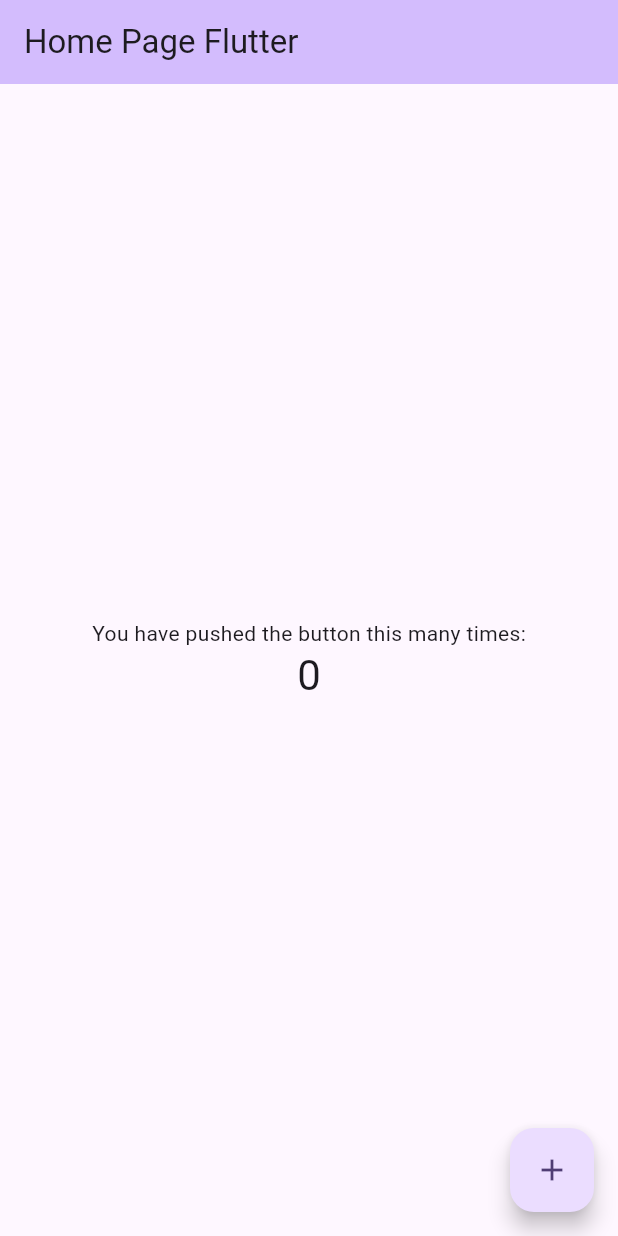
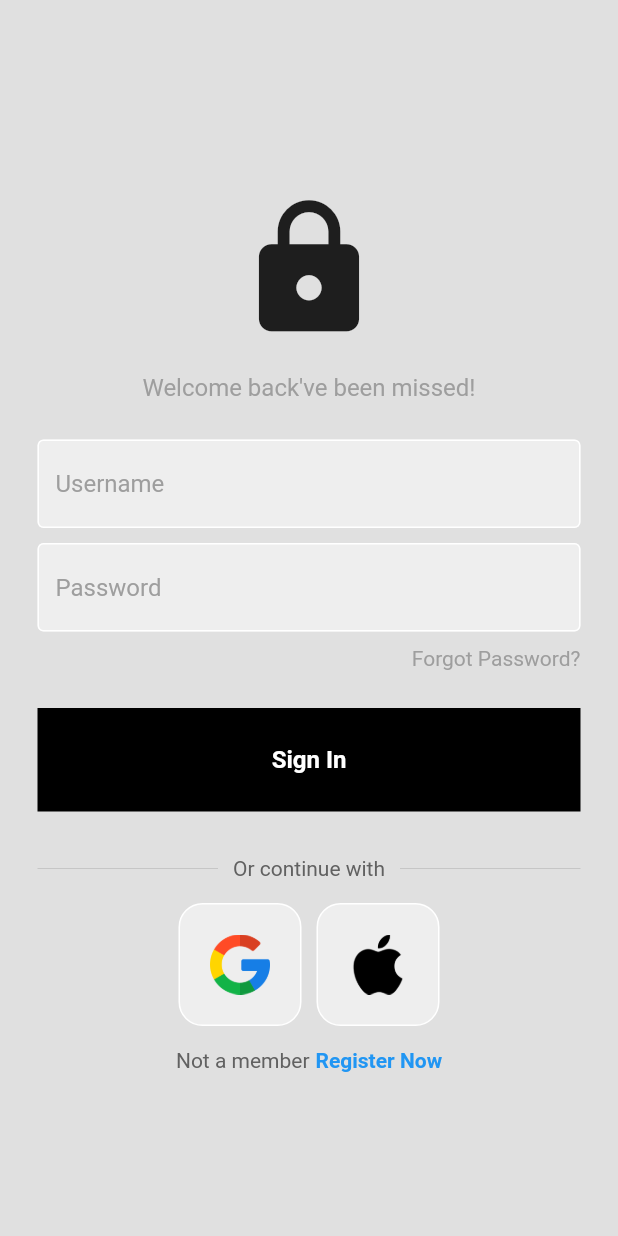
Before and after one commit to OmeshSachethana/UEE_Project, a Flutter app: the screen it shows after launch, on a phone screen of 412 x 824 dp. Run offline on Flutter 3.47's test engine with Material 2 defaults, Android fonts, the phone set to English and light mode, and no system bars; our stand-ins replace firebase_core; accounts and stored records are empty.

Commit message:
created sign in UI

```diff
--- /dev/null
+++ b/lib/components/my_button.dart
@@ -0,0 +1,32 @@
+import 'package:flutter/material.dart';
+
+class MyButton extends StatelessWidget {
+  final Function()? onTap;
+
+  const MyButton({
+    super.key,
+    required this.onTap,
+  });
+
+  @override
+  Widget build(BuildContext context) {
+    return GestureDetector(
+      onTap: onTap, //button click
+      child: Container(
+        padding: const EdgeInsets.all(25),
+        margin: const EdgeInsets.symmetric(horizontal: 25),
+        decoration: const BoxDecoration(color: Colors.black),
+        child: const Center(
+          child: Text(
+            "Sign In",
+            style: TextStyle(
+              color: Colors.white,
+              fontWeight: FontWeight.bold,
+              fontSize: 16,
+            ),
+          ),
+        ),
+      ),
+    );
+  }
+}
--- /dev/null
+++ b/lib/components/my_textfield.dart
@@ -0,0 +1,36 @@
+import 'package:flutter/material.dart';
+
+class MyTextField extends StatelessWidget {
+  final controller;
+  final String hintText;
+  final bool obscureText;
+
+  const MyTextField({
+    super.key,
+    required this.controller,
+    required this.hintText,
+    required this.obscureText,
+  });
+
+  @override
+  Widget build(BuildContext context) {
+    return Padding(
+      padding: const EdgeInsets.symmetric(horizontal: 25.0),
+      child: TextField(
+        controller: controller,
+        obscureText: obscureText,
+        decoration: InputDecoration(
+            enabledBorder: const OutlineInputBorder(
+              borderSide: BorderSide(color: Colors.white),
+            ),
+            focusedBorder: OutlineInputBorder(
+              borderSide: BorderSide(color: Colors.grey.shade400),
+            ),
+            fillColor: Colors.grey.shade200,
+            filled: true,
+            hintText: hintText,
+            hintStyle: TextStyle(color: Colors.grey[500])),
+      ),
+    );
+  }
+}
--- /dev/null
+++ b/lib/components/square_tile.dart
@@ -0,0 +1,25 @@
+import 'package:flutter/material.dart';
+
+class SquareTile extends StatelessWidget {
+  final String imagePath;
+
+  const SquareTile({
+    super.key,
+    required this.imagePath,
+  });
+
+  @override
+  Widget build(BuildContext context) {
+    return Container(
+      padding: const EdgeInsets.all(20),
+      decoration: BoxDecoration(
+          border: Border.all(color: Colors.white),
+          borderRadius: BorderRadius.circular(16),
+          color: Colors.grey[200]),
+      child: Image.asset(
+        imagePath,
+        height: 40,
+      ),
+    );
+  }
+}
--- a/lib/main.dart
+++ b/lib/main.dart
@@ -1,125 +1,24 @@
 import 'package:flutter/material.dart';
+import 'pages/login_page.dart';
+import 'package:firebase_core/firebase_core.dart';
+import 'firebase_options.dart';
 
-void main() {
+void main() async {
+  WidgetsFlutterBinding.ensureInitialized();
+  await Firebase.initializeApp(
+    options: DefaultFirebaseOptions.currentPlatform,
+  );
   runApp(const MyApp());
 }
 
 class MyApp extends StatelessWidget {
   const MyApp({super.key});
 
-  // This widget is the root of your application.
   @override
   Widget build(BuildContext context) {
     return MaterialApp(
-      title: 'Flutter Demo',
-      theme: ThemeData(
-        // This is the theme of your application.
-        //
-        // TRY THIS: Try running your application with "flutter run". You'll see
-        // the application has a blue toolbar. Then, without quitting the app,
-        // try changing the seedColor in the colorScheme below to Colors.green
-        // and then invoke "hot reload" (save your changes or press the "hot
-        // reload" button in a Flutter-supported IDE, or press "r" if you used
-        // the command line to start the app).
-        //
-        // Notice that the counter didn't reset back to zero; the application
-        // state is not lost during the reload. To reset the state, use hot
-        // restart instead.
-        //
-        // This works for code too, not just values: Most code changes can be
-        // tested with just a hot reload.
-        colorScheme: ColorScheme.fromSeed(seedColor: Colors.deepPurple),
-        useMaterial3: true,
-      ),
-      home: const MyHomePage(title: 'Home Page Flutter'),
+      debugShowCheckedModeBanner: false,
+      home: LoginPage(),
     );
   }
 }
-
-class MyHomePage extends StatefulWidget {
-  const MyHomePage({super.key, required this.title});
-
-  // This widget is the home page of your application. It is stateful, meaning
-  // that it has a State object (defined below) that contains fields that affect
-  // how it looks.
-
-  // This class is the configuration for the state. It holds the values (in this
-  // case the title) provided by the parent (in this case the App widget) and
-  // used by the build method of the State. Fields in a Widget subclass are
-  // always marked "final".
-
-  final String title;
-
-  @override
-  State<MyHomePage> createState() => _MyHomePageState();
-}
-
-class _MyHomePageState extends State<MyHomePage> {
-  int _counter = 0;
-
-  void _incrementCounter() {
-    setState(() {
-      // This call to setState tells the Flutter framework that something has
-      // changed in this State, which causes it to rerun the build method below
-      // so that the display can reflect the updated values. If we changed
-      // _counter without calling setState(), then the build method would not be
-      // called again, and so nothing would appear to happen.
-      _counter++;
-    });
-  }
-
-  @override
-  Widget build(BuildContext context) {
-    // This method is rerun every time setState is called, for instance as done
-    // by the _incrementCounter method above.
-    //
-    // The Flutter framework has been optimized to make rerunning build methods
-    // fast, so that you can just rebuild anything that needs updating rather
-    // than having to individually change instances of widgets.
-    return Scaffold(
-      appBar: AppBar(
-        // TRY THIS: Try changing the color here to a specific color (to
-        // Colors.amber, perhaps?) and trigger a hot reload to see the AppBar
-        // change color while the other colors stay the same.
-        backgroundColor: Theme.of(context).colorScheme.inversePrimary,
-        // Here we take the value from the MyHomePage object that was created by
-        // the App.build method, and use it to set our appbar title.
-        title: Text(widget.title),
-      ),
-      body: Center(
-        // Center is a layout widget. It takes a single child and positions it
-        // in the middle of the parent.
-        child: Column(
-          // Column is also a layout widget. It takes a list of children and
-          // arranges them vertically. By default, it sizes itself to fit its
-          // children horizontally, and tries to be as tall as its parent.
-          //
-          // Column has various properties to control how it sizes itself and
-          // how it positions its children. Here we use mainAxisAlignment to
-          // center the children vertically; the main axis here is the vertical
-          // axis because Columns are vertical (the cross axis would be
-          // horizontal).
-          //
-          // TRY THIS: Invoke "debug painting" (choose the "Toggle Debug Paint"
-          // action in the IDE, or press "p" in the console), to see the
-          // wireframe for each widget.
-          mainAxisAlignment: MainAxisAlignment.center,
-          children: <Widget>[
-            const Text(
-              'You have pushed the button this many times:',
-            ),
-            Text(
-              '$_counter',
-              style: Theme.of(context).textTheme.headlineMedium,
-            ),
-          ],
-        ),
-      ),
-      floatingActionButton: FloatingActionButton(
-        onPressed: _incrementCounter,
-        tooltip: 'Increment',
-        child: const Icon(Icons.add),
-      ), // This trailing comma makes auto-formatting nicer for build methods.
-    );
-  }
-}
--- /dev/null
+++ b/lib/pages/login_page.dart
@@ -0,0 +1,154 @@
+import 'package:flutter/material.dart';
+import 'package:new_app/components/my_button.dart';
+import 'package:new_app/components/my_textfield.dart';
+import 'package:new_app/components/square_tile.dart';
+
+class LoginPage extends StatelessWidget {
+  LoginPage({super.key});
+
+  //text editing controllers
+  final usernameController = TextEditingController();
+  final passwordController = TextEditingController();
+
+  //sign user in method
+  void signUserIn() {}
+
+  @override
+  Widget build(BuildContext context) {
+    return Scaffold(
+      backgroundColor: Colors.grey[300],
+      body: SafeArea(
+        //avoid the top notch touch
+        child: Center(
+          child: Column(
+            mainAxisAlignment: MainAxisAlignment.center,
+            children: [
+              const SizedBox(height: 20),
+
+              //logo
+              const Icon(
+                Icons.lock,
+                size: 100,
+              ),
+
+              const SizedBox(height: 20),
+
+              //welcome back
+              const Text(
+                'Welcome back\'ve been missed!',
+                style: TextStyle(
+                  color: Colors.grey,
+                  fontSize: 16,
+                ),
+              ),
+
+              const SizedBox(height: 25),
+
+              //username textfield
+              MyTextField(
+                controller: usernameController,
+                hintText: 'Username',
+                obscureText: false,
+              ),
+
+              const SizedBox(height: 10),
+              //password textfield
+              MyTextField(
+                controller: passwordController,
+                hintText: 'Password',
+                obscureText: true,
+              ),
+
+              const SizedBox(height: 10),
+
+              //forgot password
+              const Padding(
+                padding: EdgeInsets.symmetric(horizontal: 25.0),
+                child: Row(
+                  mainAxisAlignment: MainAxisAlignment.end,
+                  children: [
+                    Text(
+                      'Forgot Password?',
+                      style: TextStyle(color: Colors.grey),
+                    )
+                  ],
+                ),
+              ),
+
+              const SizedBox(height: 25),
+
+              //sign in button
+              MyButton(onTap: signUserIn),
+
+              const SizedBox(height: 30),
+
+              //or continue with
+              Padding(
+                padding: const EdgeInsets.symmetric(horizontal: 25.0),
+                child: Row(
+                  children: [
+                    Expanded(
+                      child: Divider(
+                        thickness: 0.5,
+                        color: Colors.grey[400],
+                      ),
+                    ),
+                    Padding(
+                      padding: const EdgeInsets.symmetric(horizontal: 10.0),
+                      child: Text(
+                        'Or continue with',
+                        style: TextStyle(color: Colors.grey[700]),
+                      ),
+                    ),
+                    Expanded(
+                      child: Divider(
+                        thickness: 0.5,
+                        color: Colors.grey[400],
+                      ),
+                    ),
+                  ],
+                ),
+              ),
+
+              const SizedBox(height: 15),
+
+              // google + apple sign in buttons
+              const Row(
+                mainAxisAlignment: MainAxisAlignment.center,
+                children: [
+                  //google button
+                  SquareTile(imagePath: 'lib/images/google.png'),
+
+                  SizedBox(width: 10),
+
+                  //apple button
+                  SquareTile(imagePath: 'lib/images/apple.png'),
+                ],
+              ),
+
+              const SizedBox(height: 15),
+
+              Row(
+                mainAxisAlignment: MainAxisAlignment.center,
+                children: [
+                  Text(
+                    'Not a member',
+                    style: TextStyle(color: Colors.grey[700]),
+                  ),
+                  const SizedBox(width: 4),
+                  const Text(
+                    'Register Now',
+                    style: TextStyle(
+                        color: Colors.blue, fontWeight: FontWeight.bold),
+                  ),
+                ],
+              )
+
+              // not a member? register now
+            ],
+          ),
+        ),
+      ),
+    );
+  }
+}
--- a/pubspec.yaml
+++ b/pubspec.yaml
@@ -35,6 +35,7 @@ dependencies:
   # The following adds the Cupertino Icons font to your application.
   # Use with the CupertinoIcons class for iOS style icons.
   cupertino_icons: ^1.0.2
+  firebase_core: ^2.15.0
 
 dev_dependencies:
   flutter_test:
@@ -59,8 +60,8 @@ flutter:
   uses-material-design: true
 
   # To add assets to your application, add an assets section, like this:
-  # assets:
-  #   - images/a_dot_burr.jpeg
+  assets:
+  - lib/images/
   #   - images/a_dot_ham.jpeg
 
   # An image asset can refer to one or more resolution-specific "variants", see
```
Also changed, not shown: lib/firebase_options.dart (added), lib/images/apple.png (added), lib/images/google.png (added), pubspec.lock, 8 other files.
